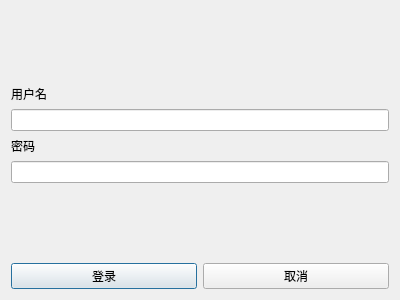
The window that FlightTicketClient/pages/ProfilePage/LoginDialog.ui (n-ss1m-1/FlightTicketSystem) describes before a commit, drawn with Qt 5.
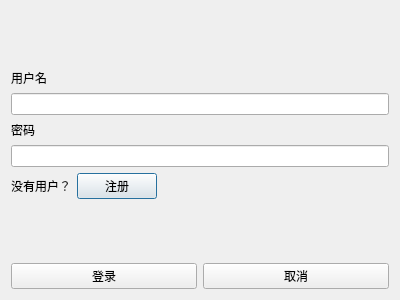
The same window after the commit.

Commit message: 添加登录窗口跳转至注册

The edit to the form file:
```diff
--- a/FlightTicketClient/pages/ProfilePage/LoginDialog.ui
+++ b/FlightTicketClient/pages/ProfilePage/LoginDialog.ui
@@ -15,7 +15,7 @@
   </property>
   <layout class="QVBoxLayout" name="verticalLayout">
    <item>
-    <layout class="QVBoxLayout" name="verticalLayout_2">
+    <layout class="QVBoxLayout" name="verticalLayout_2" stretch="0,0,0,0,0,0,0">
      <item>
       <spacer name="verticalSpacer_2">
        <property name="orientation">
@@ -57,6 +57,37 @@
        </property>
       </widget>
      </item>
+     <item>
+      <layout class="QHBoxLayout" name="horizontalLayout_2">
+       <item>
+        <widget class="QLabel" name="label">
+         <property name="text">
+          <string>没有用户？</string>
+         </property>
+        </widget>
+       </item>
+       <item>
+        <widget class="QPushButton" name="btnGoRegister">
+         <property name="text">
+          <string>注册</string>
+         </property>
+        </widget>
+       </item>
+       <item>
+        <spacer name="horizontalSpacer">
+         <property name="orientation">
+          <enum>Qt::Orientation::Horizontal</enum>
+         </property>
+         <property name="sizeHint" stdset="0">
+          <size>
+           <width>40</width>
+           <height>20</height>
+          </size>
+         </property>
+        </spacer>
+       </item>
+      </layout>
+     </item>
      <item>
       <spacer name="verticalSpacer_3">
        <property name="orientation">
```
The commit also changes 3 other files.
